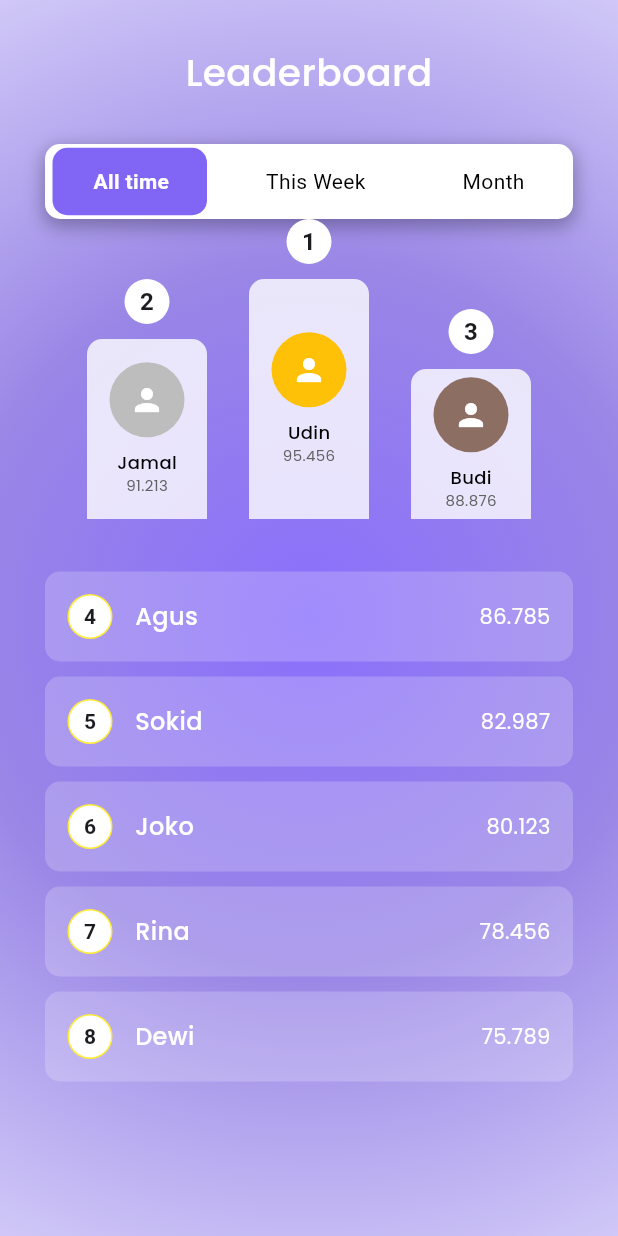
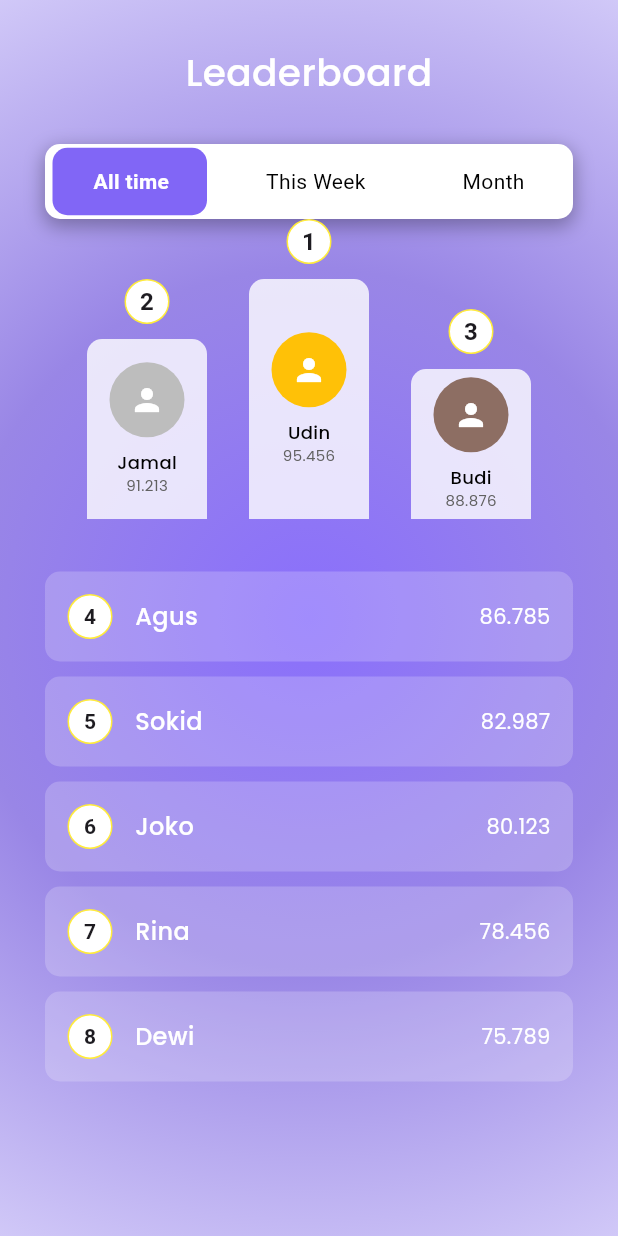
Before and after one commit to Faqihasyari/animated, a Flutter app: the LeaderboardView screen opened by its route, on a phone screen of 412 x 824 dp. Run offline on Flutter 3.47's test engine with Material 3 defaults, Android fonts, the phone set to English and light mode, and no system bars; our stand-ins replace get, google_fonts, material_design_icons_flutter, shared_preferences; accounts and stored records are empty.

Commit message:
add border

```diff
--- a/lib/app/modules/leaderboard/views/leaderboard_views.dart
+++ b/lib/app/modules/leaderboard/views/leaderboard_views.dart
@@ -217,6 +217,7 @@ class LeaderboardView extends GetView<LeaderboardController> {
           width: 30,
           height: 30,
           decoration: BoxDecoration(
+            border: Border.all(color: Colors.yellow),
             color: Colors.white,
             shape: BoxShape.circle,
           ),
```
